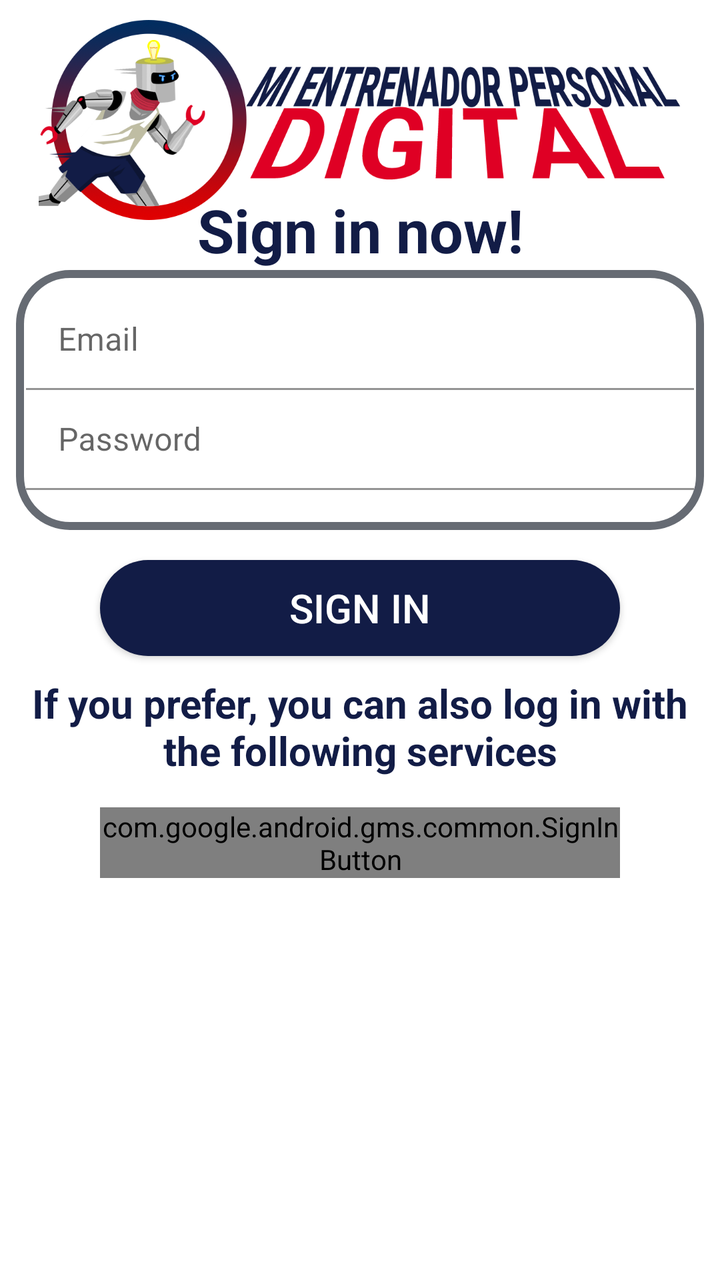
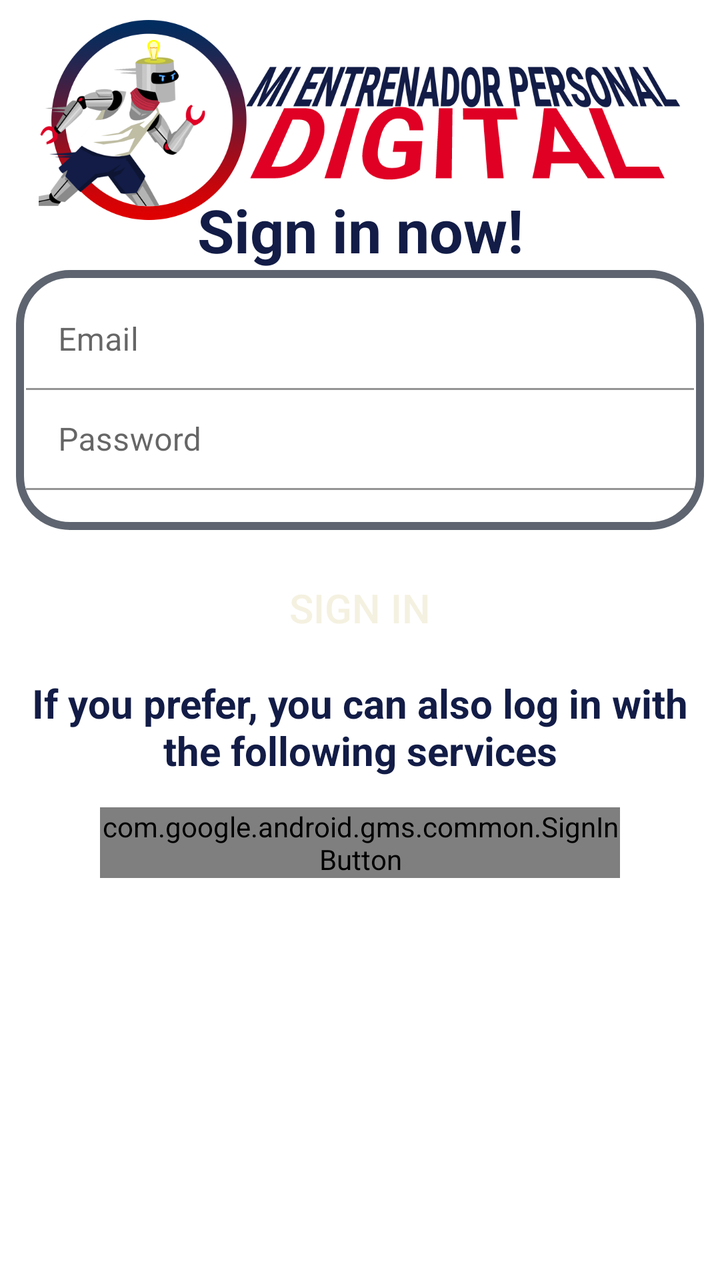

An Android layout rendered at two revisions. The XML below is the earlier revision; the diff shows what the commit changed to produce the second picture.
<!-- AndroidManifest.xml: activity theme Theme.MyVirtualPersonalTrainer.NoActionBar -->
<!-- res/layout/activity_sign_in.xml -->
<?xml version="1.0" encoding="utf-8"?>
<androidx.constraintlayout.widget.ConstraintLayout xmlns:android="http://schemas.android.com/apk/res/android"
    xmlns:app="http://schemas.android.com/apk/res-auto"
    xmlns:tools="http://schemas.android.com/tools"
    android:layout_width="match_parent"
    android:layout_height="match_parent"
    tools:context=".sign_in.SignInActivity">

    <ImageView
        android:id="@+id/app_logo"
        android:layout_width="wrap_content"
        android:layout_height="100dp"
        android:layout_marginTop="10dp"
        android:contentDescription="@string/logo_description"
        app:layout_constraintEnd_toEndOf="parent"
        app:layout_constraintStart_toStartOf="parent"
        app:layout_constraintTop_toTopOf="parent"
        app:srcCompat="@drawable/tittle" />

    <TextView
        android:id="@+id/sign_in_title"
        android:layout_width="match_parent"
        android:layout_height="wrap_content"
        android:gravity="center"
        android:text="@string/sign_in_title"
        android:textColor="@color/blue_1"
        android:textSize="30sp"
        android:textStyle="bold"
        app:layout_constraintBottom_toTopOf="@+id/linearLayout2"
        app:layout_constraintEnd_toEndOf="parent"
        app:layout_constraintStart_toStartOf="parent" />

    <LinearLayout
        android:id="@+id/linearLayout2"
        android:layout_width="match_parent"
        android:layout_height="wrap_content"
        android:layout_marginStart="8dp"
        android:layout_marginEnd="8dp"
        android:background="@drawable/form_border"
        android:orientation="vertical"
        app:layout_constraintBottom_toBottomOf="parent"
        app:layout_constraintEnd_toEndOf="parent"
        app:layout_constraintStart_toStartOf="parent"
        app:layout_constraintTop_toTopOf="@+id/app_logo"
        app:layout_constraintVertical_bias="0.25">

        <com.google.android.material.textfield.TextInputLayout
            android:id="@+id/ti_email_sign_in"
            android:layout_width="match_parent"
            android:layout_height="50dp"
            android:ems="10"
            android:inputType="textPersonName"
            android:text="@string/user_name">

            <com.google.android.material.textfield.TextInputEditText
                android:id="@+id/et_email_sign_in"
                android:layout_width="match_parent"
                android:layout_height="wrap_content"
                android:backgroundTint="@color/transparent"
                android:hint="@string/user_email"
                android:inputType="textEmailAddress" />

        </com.google.android.material.textfield.TextInputLayout>

        <com.google.android.material.textfield.TextInputLayout
            android:id="@+id/ti_pass_sign_in"
            android:layout_width="match_parent"
            android:layout_height="50dp"
            android:ems="10"
            android:inputType="textPersonName"
            android:text="@string/user_name">

            <com.google.android.material.textfield.TextInputEditText
                android:id="@+id/et_pass_sign_in"
                android:layout_width="match_parent"
                android:layout_height="wrap_content"
                android:backgroundTint="@color/transparent"
                android:hint="@string/user_pass"
                android:inputType="textPassword" />

        </com.google.android.material.textfield.TextInputLayout>

    </LinearLayout>

    <Button
        android:id="@+id/btn_sign_up"
        android:layout_width="match_parent"
        android:layout_height="wrap_content"
        android:layout_marginStart="50dp"
        android:layout_marginTop="15dp"
        android:layout_marginEnd="50dp"
        android:background="@drawable/button_style"
        android:onClick="signIn"
        android:text="@string/sign_in"
        android:textColor="@color/white"
        android:textSize="20sp"
        app:layout_constraintEnd_toEndOf="parent"
        app:layout_constraintStart_toStartOf="parent"
        app:layout_constraintTop_toBottomOf="@+id/linearLayout2" />

    <TextView
        android:id="@+id/welcome_sign_up_p"
        android:layout_width="match_parent"
        android:layout_height="wrap_content"
        android:layout_marginTop="10dp"

        android:gravity="center"
        android:text="@string/sign_in_p"
        android:textColor="@color/blue_1"
        android:textSize="20sp"
        android:textStyle="bold"
        app:layout_constraintTop_toBottomOf="@+id/btn_sign_up" />

    <com.google.android.gms.common.SignInButton
        android:id="@+id/btn_sign_in_google"
        android:layout_width="match_parent"
        android:layout_height="wrap_content"
        android:layout_marginStart="50dp"
        android:layout_marginTop="15dp"
        android:layout_marginEnd="50dp"
        android:text="@string/sign_in_google"
        app:layout_constraintEnd_toEndOf="parent"
        app:layout_constraintStart_toStartOf="parent"
        app:layout_constraintTop_toBottomOf="@+id/welcome_sign_up_p"
        app:scopeUris="https://www.googleapis.com/auth/drive.file" />

</androidx.constraintlayout.widget.ConstraintLayout>
<!-- resources referenced by this layout -->
<resources>
  <color name="blue_1">#121C46</color>
  <color name="transparent">#00000000 </color>.
  <color name="white">#FFFFFFFF</color>
  <!-- drawable button_style (drawable) -->
  <?xml version="1.0" encoding="UTF-8"?>
  <shape xmlns:android="http://schemas.android.com/apk/res/android" android:shape="rectangle">
      <corners android:radius="360dp"/>
      <padding android:left="5dp" android:right="5dp" android:top="10dp" android:bottom="10dp"/>
      <solid android:color="@color/blue_1"/>
  </shape>
  <!-- drawable form_border (drawable) -->
  <?xml version="1.0" encoding="UTF-8"?>
  <shape xmlns:android="http://schemas.android.com/apk/res/android" android:shape="rectangle">
      <corners android:radius="25dp"/>
      <padding android:left="5dp" android:right="5dp" android:top="10dp" android:bottom="20dp"/>
      <stroke android:width="4dp" android:color="@color/gray_1"/>
  </shape>
  <!-- drawable tittle: png bitmap (drawable, 175872 bytes) -->
  <string name="logo_description" translatable="false">App pet and title</string>
  <string name="sign_in">Sign in</string>
  <string name="sign_in_google">Sign in with Google</string>
  <string name="sign_in_p">If you prefer, you can also log in with the following services</string>
  <string name="sign_in_title">Sign in now!</string>
  <string name="user_email">Email</string>
  <string name="user_name">Name</string>
  <string name="user_pass">Password</string>
  <style name="Theme.MyVirtualPersonalTrainer.NoActionBar">
          <item name="windowActionBar">false</item>
          <item name="windowNoTitle">true</item>
      </style>
  <color name="gray_1">#666B73</color>
</resources>

<!-- the commit's change to res/layout/activity_sign_in.xml (unified diff, before → after) -->
@@ -23,7 +23,7 @@
         android:layout_height="wrap_content"
         android:gravity="center"
         android:text="@string/sign_in_title"
-        android:textColor="@color/blue_1"
+        android:textColor = "?android:textColorPrimary"
         android:textSize="30sp"
         android:textStyle="bold"
         app:layout_constraintBottom_toTopOf="@+id/linearLayout2"
@@ -83,16 +83,15 @@
     </LinearLayout>
 
     <Button
-        android:id="@+id/btn_sign_up"
+        android:id="@+id/btn_sign_in"
         android:layout_width="match_parent"
         android:layout_height="wrap_content"
         android:layout_marginStart="50dp"
         android:layout_marginTop="15dp"
         android:layout_marginEnd="50dp"
         android:background="@drawable/button_style"
-        android:onClick="signIn"
         android:text="@string/sign_in"
-        android:textColor="@color/white"
+        android:textColor = "?android:textColorSecondary"
         android:textSize="20sp"
         app:layout_constraintEnd_toEndOf="parent"
         app:layout_constraintStart_toStartOf="parent"
@@ -106,10 +105,10 @@
 
         android:gravity="center"
         android:text="@string/sign_in_p"
-        android:textColor="@color/blue_1"
+        android:textColor = "?android:textColorPrimary"
         android:textSize="20sp"
         android:textStyle="bold"
-        app:layout_constraintTop_toBottomOf="@+id/btn_sign_up" />
+        app:layout_constraintTop_toBottomOf="@+id/btn_sign_in" />
 
     <com.google.android.gms.common.SignInButton
         android:id="@+id/btn_sign_in_google"
<!-- resource entries referenced after the edit -->
@@ -1,14 +1,12 @@
 <!-- resources referenced by this layout -->
 <resources>
-  <color name="blue_1">#121C46</color>
   <color name="transparent">#00000000 </color>.
-  <color name="white">#FFFFFFFF</color>
   <!-- drawable button_style (drawable) -->
   <?xml version="1.0" encoding="UTF-8"?>
   <shape xmlns:android="http://schemas.android.com/apk/res/android" android:shape="rectangle">
       <corners android:radius="360dp"/>
       <padding android:left="5dp" android:right="5dp" android:top="10dp" android:bottom="10dp"/>
-      <solid android:color="@color/blue_1"/>
+      <solid android:textColor = "?android:textColorPrimary"/>
   </shape>
   <!-- drawable form_border (drawable) -->
   <?xml version="1.0" encoding="UTF-8"?>
@@ -30,6 +28,6 @@
           <item name="windowActionBar">false</item>
           <item name="windowNoTitle">true</item>
       </style>
-  <color name="gray_1">#666B73</color>
+  <color name="gray_1">#5E6570</color>
 </resources>
 
